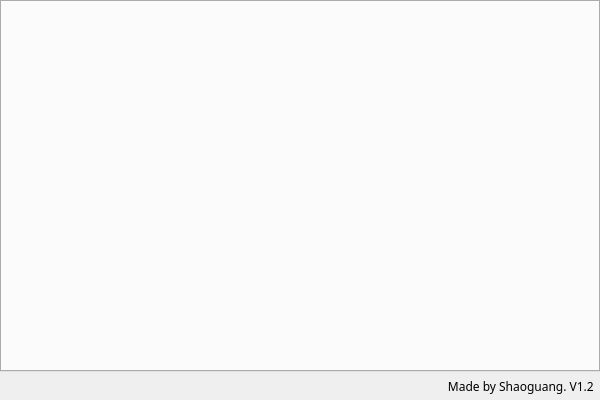
Above: DcmNetTools/DcmNetTools.ui from shaoguangwu/DcmNetTools before the change. Below: the same form after it.
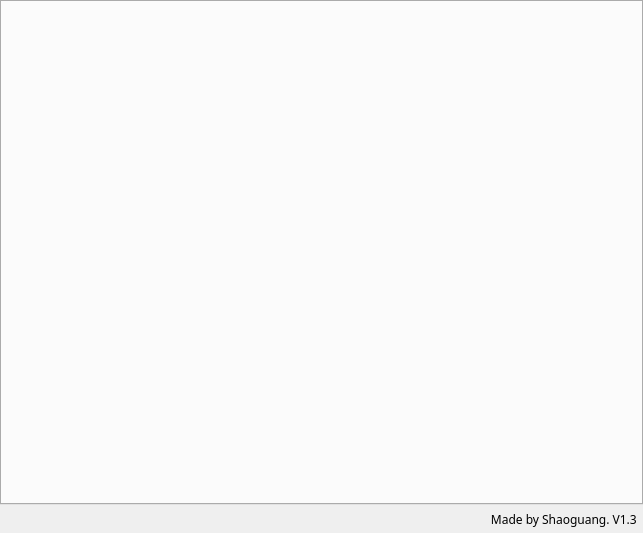
That is the form after the change.

```diff
--- a/DcmNetTools/DcmNetTools.ui
+++ b/DcmNetTools/DcmNetTools.ui
@@ -6,8 +6,8 @@
    <rect>
     <x>0</x>
     <y>0</y>
-    <width>600</width>
-    <height>400</height>
+    <width>643</width>
+    <height>533</height>
    </rect>
   </property>
   <property name="font">
@@ -33,6 +33,11 @@
    </property>
    <item>
     <widget class="QTabWidget" name="tabWidget">
+     <property name="font">
+      <font>
+       <family>Courier</family>
+      </font>
+     </property>
      <property name="currentIndex">
       <number>-1</number>
      </property>
@@ -46,7 +51,7 @@
       </font>
      </property>
      <property name="text">
-      <string>Made by Shaoguang. V1.2  </string>
+      <string>Made by Shaoguang. V1.3  </string>
      </property>
      <property name="alignment">
       <set>Qt::AlignRight|Qt::AlignTrailing|Qt::AlignVCenter</set>
```
